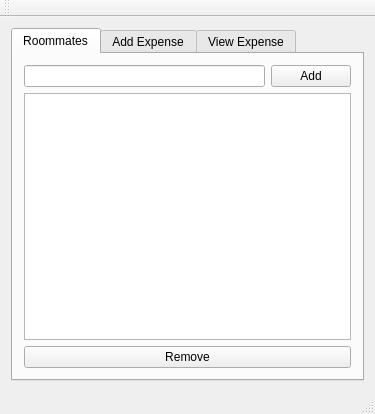
Qt form qt-gui/mainwindow.ui (tejachil/ECE2524-ExpenseTracker) before a commit.
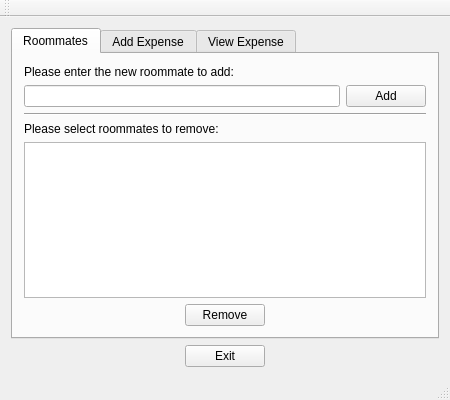
The same form after that commit. The open tabs and pages were chosen to show the change.

Commit message: The GUI interface implements all functionality and works as expected.

```diff
--- a/qt-gui/mainwindow.ui
+++ b/qt-gui/mainwindow.ui
@@ -6,15 +6,15 @@
    <rect>
     <x>0</x>
     <y>0</y>
-    <width>375</width>
-    <height>414</height>
+    <width>450</width>
+    <height>400</height>
    </rect>
   </property>
   <property name="windowTitle">
    <string>MainWindow</string>
   </property>
   <widget class="QWidget" name="centralWidget">
-   <layout class="QHBoxLayout" name="horizontalLayout">
+   <layout class="QVBoxLayout" name="verticalLayout_4">
     <item>
      <widget class="QTabWidget" name="tabs">
       <property name="currentIndex">
@@ -25,6 +25,13 @@
         <string>Roommates</string>
        </attribute>
        <layout class="QVBoxLayout" name="verticalLayout_2">
+        <item>
+         <widget class="QLabel" name="label_4">
+          <property name="text">
+           <string>Please enter the new roommate to add:</string>
+          </property>
+         </widget>
+        </item>
         <item>
          <layout class="QHBoxLayout" name="horizontalLayout_2">
           <item>
@@ -40,15 +47,59 @@
          </layout>
         </item>
         <item>
-         <widget class="QListView" name="listView"/>
+         <widget class="Line" name="line">
+          <property name="orientation">
+           <enum>Qt::Horizontal</enum>
+          </property>
+         </widget>
         </item>
         <item>
-         <widget class="QPushButton" name="pbnRemove">
+         <widget class="QLabel" name="label_5">
           <property name="text">
-           <string>Remove</string>
+           <string>Please select roommates to remove:</string>
           </property>
          </widget>
         </item>
+        <item>
+         <widget class="QListWidget" name="listRoommates"/>
+        </item>
+        <item>
+         <layout class="QHBoxLayout" name="horizontalLayout_5">
+          <item>
+           <spacer name="horizontalSpacer_2">
+            <property name="orientation">
+             <enum>Qt::Horizontal</enum>
+            </property>
+            <property name="sizeHint" stdset="0">
+             <size>
+              <width>40</width>
+              <height>20</height>
+             </size>
+            </property>
+           </spacer>
+          </item>
+          <item>
+           <widget class="QPushButton" name="btnRemove">
+            <property name="text">
+             <string>Remove</string>
+            </property>
+           </widget>
+          </item>
+          <item>
+           <spacer name="horizontalSpacer_3">
+            <property name="orientation">
+             <enum>Qt::Horizontal</enum>
+            </property>
+            <property name="sizeHint" stdset="0">
+             <size>
+              <width>40</width>
+              <height>20</height>
+             </size>
+            </property>
+           </spacer>
+          </item>
+         </layout>
+        </item>
        </layout>
       </widget>
       <widget class="QWidget" name="tab_2">
@@ -145,6 +196,43 @@
       </widget>
      </widget>
     </item>
+    <item>
+     <layout class="QHBoxLayout" name="horizontalLayout_7">
+      <item>
+       <spacer name="horizontalSpacer_7">
+        <property name="orientation">
+         <enum>Qt::Horizontal</enum>
+        </property>
+        <property name="sizeHint" stdset="0">
+         <size>
+          <width>40</width>
+          <height>20</height>
+         </size>
+        </property>
+       </spacer>
+      </item>
+      <item>
+       <widget class="QPushButton" name="btnExit">
+        <property name="text">
+         <string>Exit</string>
+        </property>
+       </widget>
+      </item>
+      <item>
+       <spacer name="horizontalSpacer_8">
+        <property name="orientation">
+         <enum>Qt::Horizontal</enum>
+        </property>
+        <property name="sizeHint" stdset="0">
+         <size>
+          <width>40</width>
+          <height>20</height>
+         </size>
+        </property>
+       </spacer>
+      </item>
+     </layout>
+    </item>
    </layout>
   </widget>
   <widget class="QMenuBar" name="menuBar">
```
Left out of the diff: 113 changed lines with no effect on the pictures. The commit also changes 2 other files.
